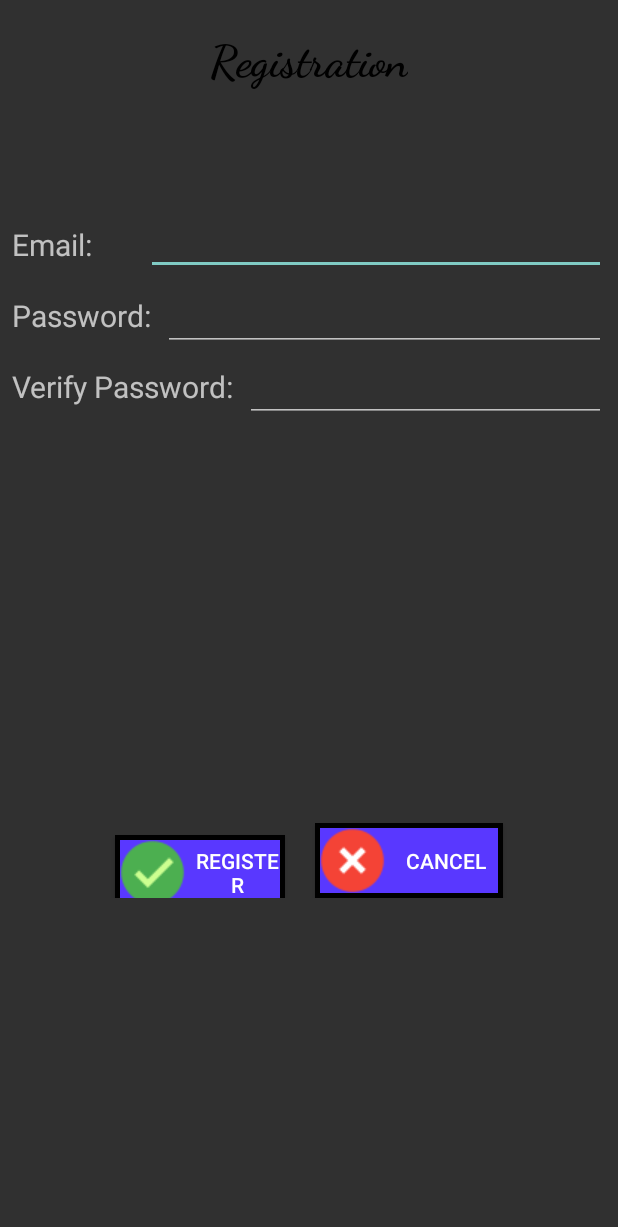
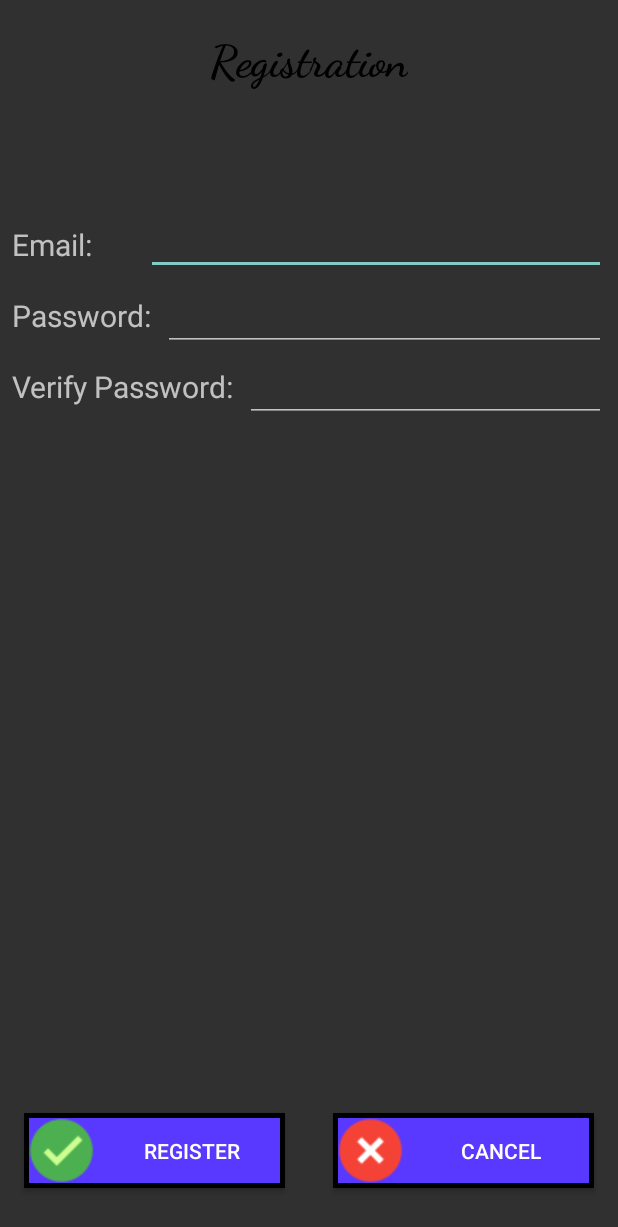
Before and after one commit to BenOhayon/Meallennium, an Android app: the layout fragment_registration.xml on its own in the app's theme, with its tools: preview values and no code run, on a phone screen of 412 x 824 dp. Shown: the top 1227 px of the screen. Run offline under Robolectric (Android 15) with nearby library versions, the phone set to English and light mode, and no system bars; Roboto replaces fonts that are not available here.

```diff
--- a/app/src/main/java/com/example/ben/meallennium/model/Model.java
+++ b/app/src/main/java/com/example/ben/meallennium/model/Model.java
@@ -29,6 +29,7 @@ import java.util.List;
 // TODO Add search functionality.
 // TODO Add a message to be displayed when there's no posts in the list.
 // TODO Consider put the menu items as a navigation drawer items (??)
+// TODO Move the username string from PostListActivity to the Model.
 
 public class Model {
 
@@ -186,7 +187,7 @@ public class Model {
         PostAsyncDao.deletePost(post, new PostAsyncDao.PostAsyncDaoListener<Boolean>() {
             @Override
             public void onComplete(Boolean result) {
-                firebaseModel.deletePost(post, new FirebaseModel.OnDeletePostListener() {
+                firebaseModel.deletePost(PostsListActivity.SIGNED_IN_USERNAME, post, new FirebaseModel.OnDeletePostListener() {
                     @Override
                     public void onComplete() {
                         Log.d(LogTag.TAG, "A post " + post.getId() + " was deleted from local DB successfully");
--- a/app/src/main/java/com/example/ben/meallennium/model/firebase/FirebaseModel.java
+++ b/app/src/main/java/com/example/ben/meallennium/model/firebase/FirebaseModel.java
@@ -283,9 +283,9 @@ public class FirebaseModel {
         ref.removeEventListener(valueEventListener);
     }
 
-    public void deletePost(Post post, final FirebaseModel.OnDeletePostListener listener) {
+    public void deletePost(String publisher, Post post, final FirebaseModel.OnDeletePostListener listener) {
         Log.d(LogTag.TAG,post.getId() );
-        DatabaseReference postRef = dbRef.child("Posts").child(post.getId());
+        DatabaseReference postRef = dbRef.child("Posts").child(publisher).child(post.getId());
         postRef.removeValue().addOnSuccessListener(new OnSuccessListener<Void>() {
             @Override
             public void onSuccess(Void aVoid) {
--- a/app/src/main/res/layout/fragment_registration.xml
+++ b/app/src/main/res/layout/fragment_registration.xml
@@ -93,54 +93,51 @@
         app:layout_constraintEnd_toEndOf="parent"
         app:layout_constraintStart_toEndOf="@+id/textView6" />
 
-    <LinearLayout
-        android:id="@+id/linearLayout3"
-        android:layout_width="wrap_content"
+    <Button
+        android:id="@+id/registerScreen__registerButton"
+        android:layout_width="0dp"
         android:layout_height="wrap_content"
-        android:layout_marginBottom="8dp"
+        android:layout_marginBottom="32dp"
         android:layout_marginEnd="16dp"
         android:layout_marginStart="16dp"
-        android:layout_marginTop="50dp"
-        android:orientation="horizontal"
-        app:layout_constraintBottom_toBottomOf="parent"
-        app:layout_constraintEnd_toEndOf="parent"
-        app:layout_constraintStart_toStartOf="parent"
-        app:layout_constraintTop_toBottomOf="@+id/registerScreen__verifyPasswordEt">
-
-        <Button
-            android:id="@+id/registerScreen__registerButton"
-            android:layout_width="113dp"
-            android:layout_height="wrap_content"
-            android:layout_marginLeft="10dp"
-            android:layout_marginRight="10dp"
         android:layout_weight="1"
         android:background="@drawable/oval_style"
         android:drawableStart="@drawable/v_sign"
-            android:text="Register" />
+        android:text="Register"
+        app:layout_constraintBottom_toBottomOf="parent"
+        app:layout_constraintEnd_toStartOf="@+id/registerScreen__cancelButton"
+        app:layout_constraintHorizontal_bias="0.5"
+        app:layout_constraintStart_toStartOf="parent" />
 
     <Button
         android:id="@+id/registerScreen__cancelButton"
-            android:layout_width="125dp"
+        android:layout_width="0dp"
         android:layout_height="wrap_content"
-            android:layout_marginLeft="10dp"
-            android:layout_marginRight="10dp"
+        android:layout_marginBottom="32dp"
+        android:layout_marginEnd="16dp"
+        android:layout_marginStart="16dp"
         android:layout_weight="1"
         android:background="@drawable/oval_style"
         android:drawableStart="@drawable/x_sign"
-            android:text="Cancel" />
-    </LinearLayout>
+        android:text="Cancel"
+        app:layout_constraintBottom_toBottomOf="parent"
+        app:layout_constraintEnd_toEndOf="parent"
+        app:layout_constraintHorizontal_bias="0.5"
+        app:layout_constraintStart_toEndOf="@+id/registerScreen__registerButton" />
 
     <ProgressBar
         android:id="@+id/dinnerRegisterScreen__progressBar"
         style="?android:attr/progressBarStyle"
-        android:layout_width="wrap_content"
-        android:layout_height="wrap_content"
+        android:layout_width="102dp"
+        android:layout_height="94dp"
         android:layout_marginBottom="8dp"
+        android:layout_marginEnd="8dp"
+        android:layout_marginStart="8dp"
         android:layout_marginTop="8dp"
         android:visibility="invisible"
-        app:layout_constraintBottom_toTopOf="@+id/linearLayout3"
+        app:layout_constraintBottom_toBottomOf="parent"
         app:layout_constraintEnd_toEndOf="parent"
         app:layout_constraintStart_toStartOf="parent"
-        app:layout_constraintTop_toBottomOf="@+id/registerScreen__verifyPasswordEt" />
+        app:layout_constraintTop_toTopOf="parent" />
 
 </android.support.constraint.ConstraintLayout>
```
Also changed, not shown: app/src/main/java/com/example/ben/meallennium/activities/PostDetailsActivity.java (+9 -1 lines), app/src/main/java/com/example/ben/meallennium/activities/PostsListActivity.java (+15 -2 lines), app/src/main/java/com/example/ben/meallennium/dialogs/DeleteAccountConfirmationDialog.java (+10 -2 lines), app/src/main/java/com/example/ben/meallennium/dialogs/DeletePostConfirmDialog.java (added, +50 -0 lines), app/src/main/java/com/example/ben/meallennium/dialogs/LogoutConfirmationDialog.java (+8 -1 lines), app/src/main/java/com/example/ben/meallennium/fragments/PostDetailsFragment.java (+7 -8 lines), app/src/main/res/layout/fragment_welcome_screen.xml (+18 -25 lines). Lines whose indentation alone changed are shown as unchanged.
